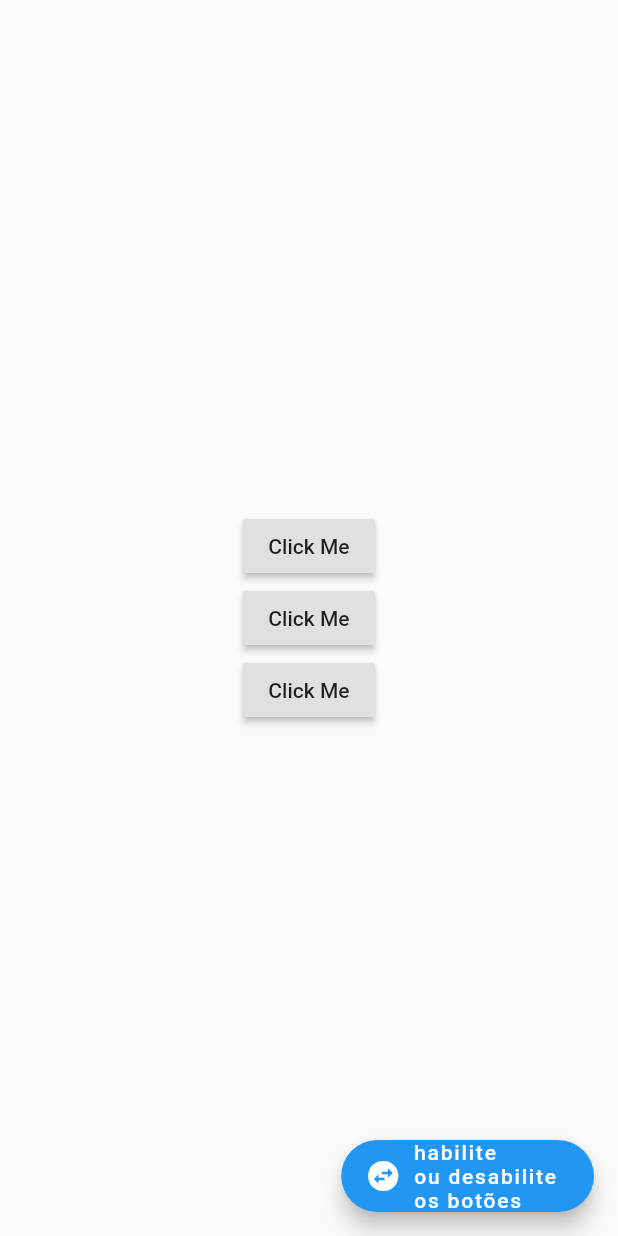
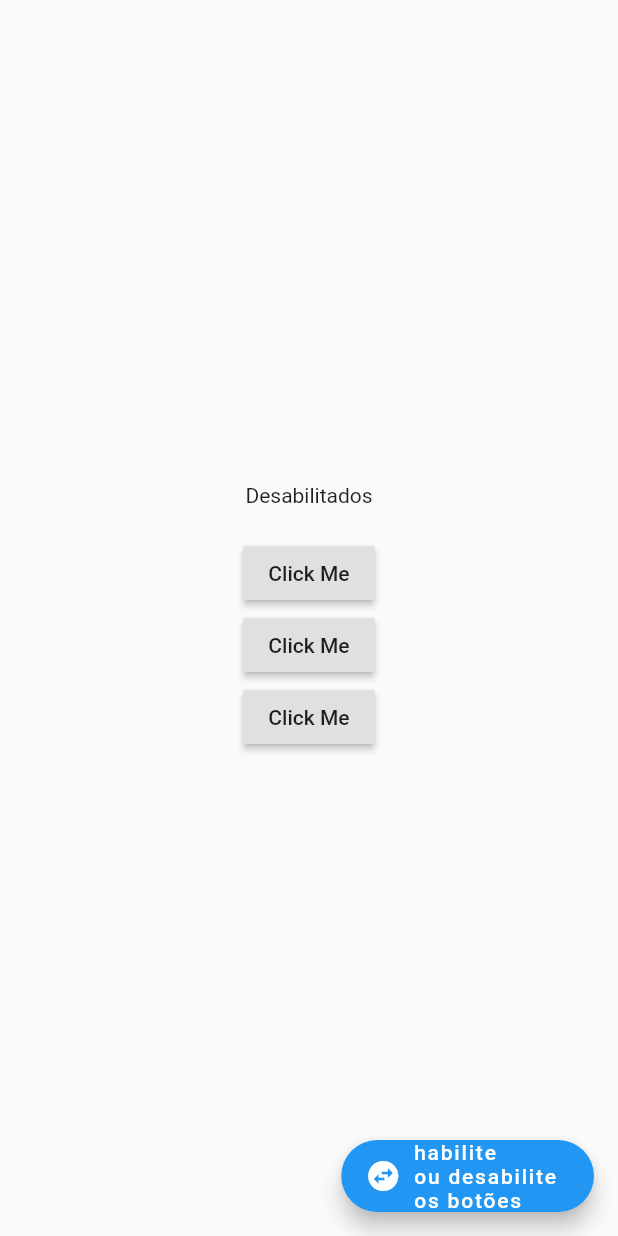
Before and after one commit to RicardoRaymundo/widgets_of_the_week, a Flutter app: the WidgetsAbsorbPointer screen opened directly, on a phone screen of 412 x 824 dp. Run offline on Flutter 3.47's test engine with Material 2 defaults, Android fonts, the phone set to English and light mode, and no system bars; our stand-ins replace transparent_image; missing offline and left inert: chess_vectors_flutter; project files that could hold a hidden picture were left out.

```diff
--- a/lib/widgets/absorb_pointer/widgets_absorb_pointer.dart
+++ b/lib/widgets/absorb_pointer/widgets_absorb_pointer.dart
@@ -31,6 +31,8 @@ class WidgetsAbsorbPointerState extends State<WidgetsAbsorbPointer> {
             mainAxisAlignment: MainAxisAlignment.center,
             crossAxisAlignment: CrossAxisAlignment.center,
             children: <Widget>[
+              Text(this.isDisabled ? 'Desabilitados' : 'Habilitados!'),
+              SizedBox(height: 20,),
               RaisedButton(
                 padding: EdgeInsets.all(5),
                 child: Text("Click Me"),
```
Also changed, not shown: assets/markdown_gifs/main.gif (renamed from assets/markdown_gifs/main_gif.gif), 3 other files.
